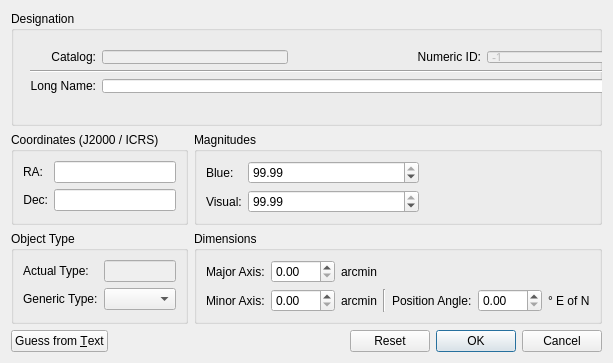
First picture: the form in kstars/tools/adddeepskyobject.ui, repository KDE/kstars, before the edit.
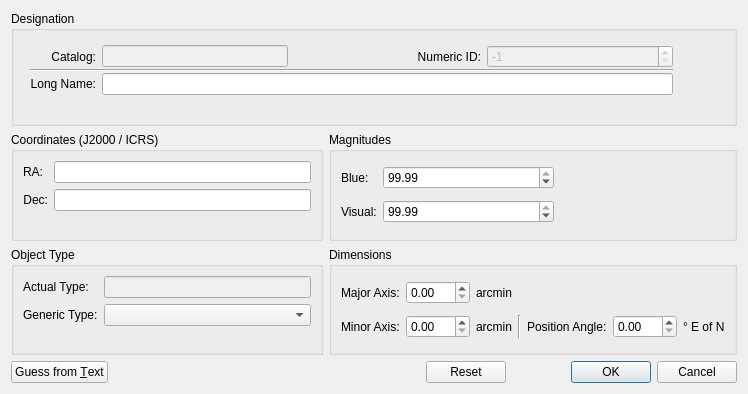
Second picture: the form after the edit. Custom widgets are drawn as their Qt base class.

Commit message: Fix GUI of add deep sky

```diff
--- a/kstars/tools/adddeepskyobject.ui
+++ b/kstars/tools/adddeepskyobject.ui
@@ -6,8 +6,8 @@
    <rect>
     <x>0</x>
     <y>0</y>
-    <width>567</width>
-    <height>335</height>
+    <width>748</width>
+    <height>394</height>
    </rect>
   </property>
   <property name="windowTitle">
@@ -41,6 +41,15 @@
        </rect>
       </property>
       <layout class="QGridLayout" name="gridLayout">
+       <property name="topMargin">
+        <number>3</number>
+       </property>
+       <property name="bottomMargin">
+        <number>3</number>
+       </property>
+       <property name="verticalSpacing">
+        <number>0</number>
+       </property>
        <item row="3" column="3" colspan="3">
         <widget class="QLineEdit" name="longNameEdit"/>
        </item>
```
